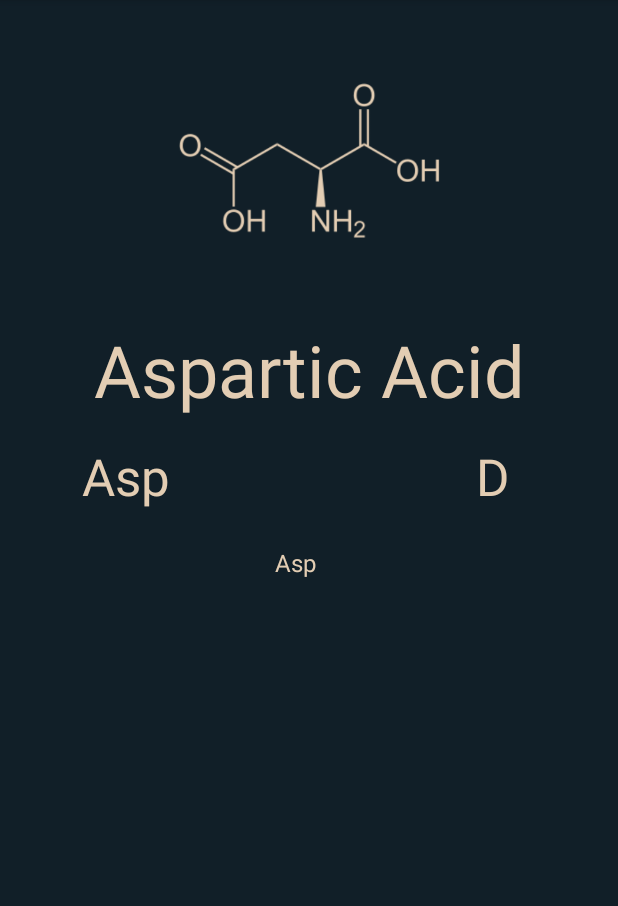
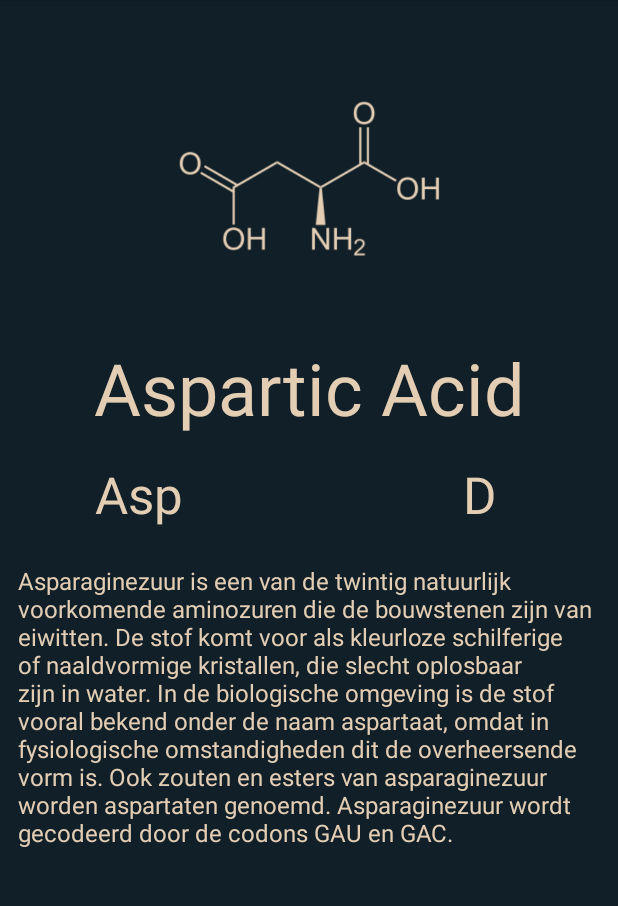
Before and after one commit to jey-ou/testAppAppLab, an Android app: the Aminozuren screen opened directly, with no data from a screen before it, after a tap on "Aspartic Acid", on a phone screen of 412 x 824 dp, the part 84-990 px from its top. Run offline under Robolectric (Android 15) with nearby library versions, the phone set to English and light mode, and no system bars.

Commit message:
verbetering layout (padding)

```diff
--- a/app/src/main/res/layout/activity_aminozuren2.xml
+++ b/app/src/main/res/layout/activity_aminozuren2.xml
@@ -5,7 +5,8 @@
     android:id="@+id/AA_Title"
     android:layout_width="match_parent"
     android:layout_height="match_parent"
-    android:background= "@color/blueBlack"
+    android:background="@color/blueBlack"
+    android:padding="12dp"
     tools:context=".Voorbeelden.Aminozuren2Activity">
 
     <TextView
@@ -53,12 +54,14 @@
         android:id="@+id/AA_Description"
         android:layout_width="wrap_content"
         android:layout_height="wrap_content"
+        android:layout_marginStart="32dp"
         android:layout_marginTop="24dp"
+        android:layout_marginEnd="32dp"
         android:text="TextView"
         android:textColor="@color/tanAccent"
         android:textSize="16sp"
-        app:layout_constraintEnd_toEndOf="@+id/AA_Tile_3_Letters"
-        app:layout_constraintStart_toStartOf="@+id/AA_Title_1_Letter"
+        app:layout_constraintEnd_toEndOf="parent"
+        app:layout_constraintStart_toStartOf="parent"
         app:layout_constraintTop_toBottomOf="@+id/AA_Title_1_Letter" />
 
     <ImageView
--- a/app/src/main/res/values/strings.xml
+++ b/app/src/main/res/values/strings.xml
@@ -93,9 +93,9 @@
         <item>Alanine is een klein, natuurlijk voorkomend aminozuur. Als een van de twintig α-aminozuren die voor eiwitsynthese worden gebruikt, maakt alanine deel uit van vrijwel elk eiwitmolecuul. De zijketen van alanine bestaat uit een methylgroep, waardoor het geclassificeerd wordt als een apolair en alifatisch aminozuur. Alanine is voor de mens niet essentieel; het lichaam is in staat alanine zelf aan te maken.</item>
         <item>Arginine is een van de twintig natuurlijk voorkomende aminozuren. Het werd in 1895 voor het eerst geïsoleerd uit hoorn. Arginine wordt gecodeerd door de codons CGU, CGC, CGA, CGG, AGA en AGG.</item>
         <item>Asparagine is een van de twintig natuurlijk voorkomende aminozuren. De naam werd afgeleid van asperge. In 1806 werd dit aminozuur door Nicolas-Louis Vauquelin en Jean-Pierre Robiquet voor het eerst uit het sap hiervan geïsoleerd. Het was het eerste aminozuur dat ooit werd geïsoleerd. De reactie tussen asparaginezuur en reducerende suikers of reactieve carbonylverbindingen leidt tot vorming van acrylamide in voeding, wanneer deze voldoende worden verhit. Zo wordt acrylamide gevormd bij onder meer frieten, aardappelchips en geroosterde koffiebonen.</item>
-        <item>Asp</item>
-        <item>Cys</item>
-        <item>Phe</item>
+        <item>Asparaginezuur is een van de twintig natuurlijk voorkomende aminozuren die de bouwstenen zijn van eiwitten. De stof komt voor als kleurloze schilferige of naaldvormige kristallen, die slecht oplosbaar zijn in water. In de biologische omgeving is de stof vooral bekend onder de naam aspartaat, omdat in fysiologische omstandigheden dit de overheersende vorm is. Ook zouten en esters van asparaginezuur worden aspartaten genoemd. Asparaginezuur wordt gecodeerd door de codons GAU en GAC.</item>
+        <item>Cysteïne is een van de twintig natuurlijk voorkomende aminozuren. In zuivere vorm is cysteïne een kleurloze vaste stof met een karakteristieke geur en het is goed oplosbaar in water. Cysteïne is, net als methionine, een van de twee natuurlijke aminozuren die zwavel bevatten.</item>
+        <item>Fenylalanine is een van de twintig natuurlijk voorkomende aminozuren. Fenylalanine is een essentieel aminozuur dat nodig is voor diverse biochemische processen. Het is onder andere nodig voor de aanmaak van de neurotransmitters dopamine, adrenaline en noradrenaline in de hersenen. Fenylalanine kan men beschouwen als het aminozuur alanine waaraan een aromatische ring (fenylgroep) is gebonden op de plaats van de terminale waterstof. Deze aromatische zijketen maakt dat fenylalanine sterk hydrofobe en apolaire eigenschappen bezit. Het aminozuur maakt deel uit van vrijwel elk eiwitmolecuul in alle bekende organismen.</item>
         <item>Gln</item>
         <item>Glu</item>
         <item>Gly</item>
```
